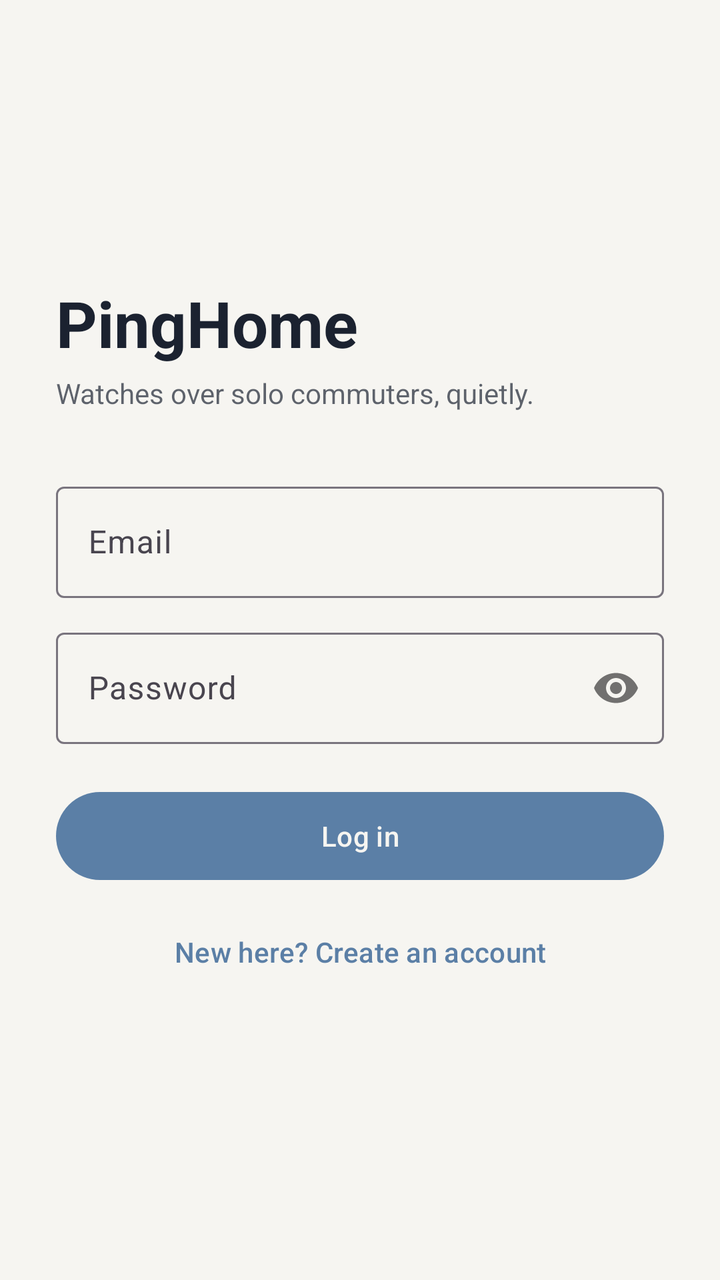
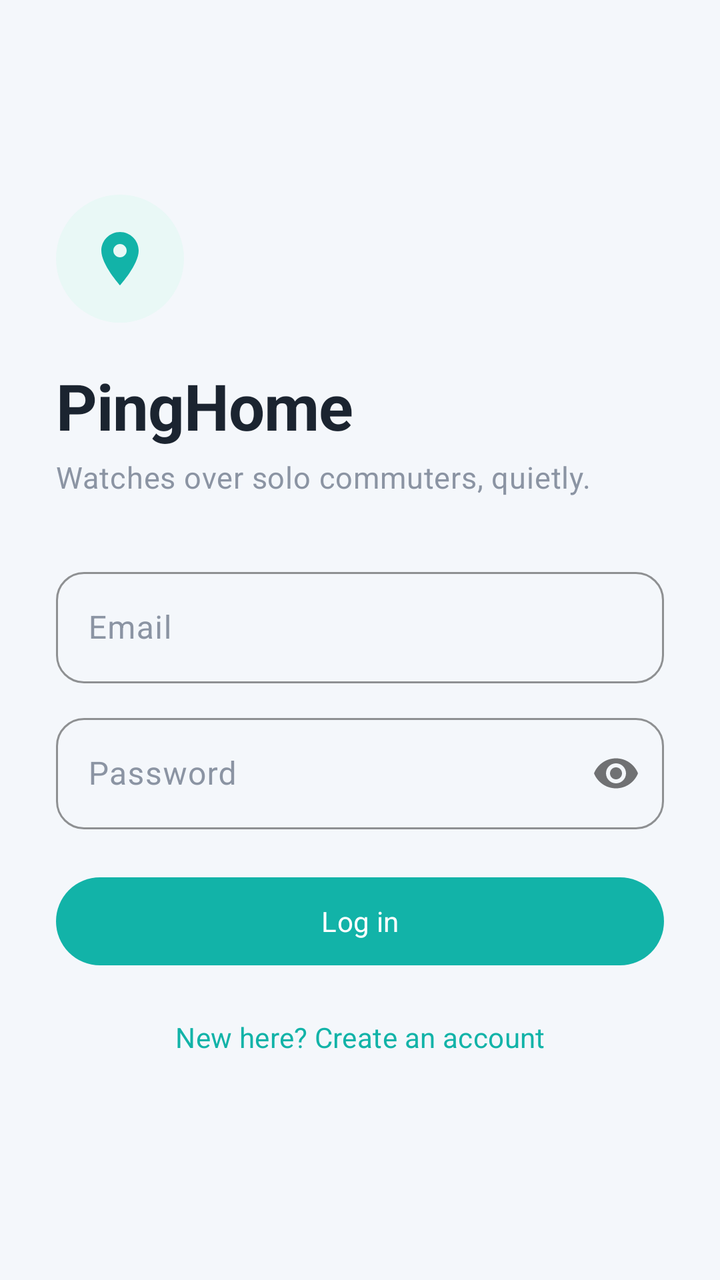

The first picture is an Android layout as it rendered before a commit; the second is the same layout after the commit. The layout source and the unified diff follow.
<!-- AndroidManifest.xml: application theme Theme.PingHome -->
<!-- res/layout/activity_login.xml -->
<?xml version="1.0" encoding="utf-8"?>
<ScrollView xmlns:android="http://schemas.android.com/apk/res/android"
    xmlns:app="http://schemas.android.com/apk/res-auto"
    android:layout_width="match_parent"
    android:layout_height="match_parent"
    android:fillViewport="true">

    <LinearLayout
        android:layout_width="match_parent"
        android:layout_height="wrap_content"
        android:orientation="vertical"
        android:padding="28dp"
        android:gravity="center_vertical"
        android:minHeight="match_parent">

        <TextView
            android:layout_width="wrap_content"
            android:layout_height="wrap_content"
            android:text="@string/app_name"
            android:textSize="32sp"
            android:textStyle="bold"
            android:textColor="?attr/colorOnBackground"
            android:layout_marginBottom="4dp" />

        <TextView
            android:layout_width="wrap_content"
            android:layout_height="wrap_content"
            android:text="Watches over solo commuters, quietly."
            android:textColor="?attr/colorOnBackground"
            android:alpha="0.7"
            android:layout_marginBottom="32dp" />

        <com.google.android.material.textfield.TextInputLayout
            android:layout_width="match_parent"
            android:layout_height="wrap_content"
            android:hint="Email"
            style="@style/Widget.Material3.TextInputLayout.OutlinedBox">
            <com.google.android.material.textfield.TextInputEditText
                android:id="@+id/emailInput"
                android:layout_width="match_parent"
                android:layout_height="wrap_content"
                android:inputType="textEmailAddress" />
        </com.google.android.material.textfield.TextInputLayout>

        <com.google.android.material.textfield.TextInputLayout
            android:layout_width="match_parent"
            android:layout_height="wrap_content"
            android:layout_marginTop="12dp"
            android:hint="Password"
            app:passwordToggleEnabled="true"
            style="@style/Widget.Material3.TextInputLayout.OutlinedBox">
            <com.google.android.material.textfield.TextInputEditText
                android:id="@+id/passwordInput"
                android:layout_width="match_parent"
                android:layout_height="wrap_content"
                android:inputType="textPassword" />
        </com.google.android.material.textfield.TextInputLayout>

        <TextView
            android:id="@+id/errorText"
            android:layout_width="match_parent"
            android:layout_height="wrap_content"
            android:layout_marginTop="8dp"
            android:textColor="@color/sos_red"
            android:visibility="gone" />

        <com.google.android.material.button.MaterialButton
            android:id="@+id/loginButton"
            android:layout_width="match_parent"
            android:layout_height="52dp"
            android:layout_marginTop="20dp"
            android:text="@string/action_login" />

        <ProgressBar
            android:id="@+id/loadingSpinner"
            android:layout_width="wrap_content"
            android:layout_height="wrap_content"
            android:layout_gravity="center"
            android:layout_marginTop="16dp"
            android:visibility="gone" />

        <com.google.android.material.button.MaterialButton
            android:id="@+id/goToRegisterButton"
            style="@style/Widget.Material3.Button.TextButton"
            android:layout_width="match_parent"
            android:layout_height="wrap_content"
            android:layout_marginTop="8dp"
            android:text="New here? Create an account" />

    </LinearLayout>
</ScrollView>
<!-- resources referenced by this layout -->
<resources>
  <color name="sos_red">#C0392B</color>
  <style name="Theme.PingHome" parent="Theme.Material3.Light.NoActionBar">
          <item name="colorPrimary">@color/blue_muted</item>
          <item name="colorPrimaryDark">@color/navy_900</item>
          <item name="colorOnPrimary">@color/off_white</item>
          <item name="colorSecondary">@color/navy_800</item>
          <item name="colorSurface">@color/surface_light</item>
          <item name="android:colorBackground">@color/off_white</item>
          <item name="colorOnBackground">@color/text_primary_light</item>
          <item name="colorOnSurface">@color/text_primary_light</item>
          <item name="colorError">@color/sos_red</item>
          <item name="android:statusBarColor">@color/navy_900</item>
          <item name="android:windowLightStatusBar">false</item>
      </style>
  <color name="blue_muted">#5B7FA6</color>
  <color name="navy_900">#0F1B2D</color>
  <color name="off_white">#F6F5F1</color>
  <color name="navy_800">#16243B</color>
  <color name="surface_light">#FFFFFF</color>
  <color name="text_primary_light">#1B2230</color>
  <!-- unchanged entries left out for length: 2 -->
</resources>

<!-- the commit's change to res/layout/activity_login.xml (unified diff, before → after) -->
@@ -3,6 +3,7 @@
     xmlns:app="http://schemas.android.com/apk/res-auto"
     android:layout_width="match_parent"
     android:layout_height="match_parent"
+    android:background="?attr/android:colorBackground"
     android:fillViewport="true">
 
     <LinearLayout
@@ -10,31 +11,42 @@
         android:layout_height="wrap_content"
         android:orientation="vertical"
         android:padding="28dp"
-        android:gravity="center_vertical"
-        android:minHeight="match_parent">
+        android:gravity="center_vertical">
+
+        <FrameLayout
+            android:layout_width="64dp"
+            android:layout_height="64dp"
+            android:background="@drawable/bg_avatar"
+            android:layout_marginBottom="20dp">
+            <ImageView
+                android:layout_width="32dp"
+                android:layout_height="32dp"
+                android:layout_gravity="center"
+                android:src="@drawable/ic_location"
+                app:tint="?attr/colorPrimary"
+                android:contentDescription="@null" />
+        </FrameLayout>
 
         <TextView
             android:layout_width="wrap_content"
             android:layout_height="wrap_content"
             android:text="@string/app_name"
+            android:textAppearance="@style/TextAppearance.PingHome.Headline"
             android:textSize="32sp"
-            android:textStyle="bold"
-            android:textColor="?attr/colorOnBackground"
             android:layout_marginBottom="4dp" />
 
         <TextView
             android:layout_width="wrap_content"
             android:layout_height="wrap_content"
             android:text="Watches over solo commuters, quietly."
-            android:textColor="?attr/colorOnBackground"
-            android:alpha="0.7"
+            android:textAppearance="@style/TextAppearance.PingHome.BodyMuted"
+            android:textSize="15sp"
             android:layout_marginBottom="32dp" />
 
         <com.google.android.material.textfield.TextInputLayout
             android:layout_width="match_parent"
             android:layout_height="wrap_content"
-            android:hint="Email"
-            style="@style/Widget.Material3.TextInputLayout.OutlinedBox">
+            android:hint="Email">
             <com.google.android.material.textfield.TextInputEditText
                 android:id="@+id/emailInput"
                 android:layout_width="match_parent"
@@ -47,8 +59,7 @@
             android:layout_height="wrap_content"
             android:layout_marginTop="12dp"
             android:hint="Password"
-            app:passwordToggleEnabled="true"
-            style="@style/Widget.Material3.TextInputLayout.OutlinedBox">
+            app:passwordToggleEnabled="true">
             <com.google.android.material.textfield.TextInputEditText
                 android:id="@+id/passwordInput"
                 android:layout_width="match_parent"
@@ -81,7 +92,7 @@
 
         <com.google.android.material.button.MaterialButton
             android:id="@+id/goToRegisterButton"
-            style="@style/Widget.Material3.Button.TextButton"
+            style="@style/Widget.PingHome.Button.Text"
             android:layout_width="match_parent"
             android:layout_height="wrap_content"
             android:layout_marginTop="8dp"
<!-- resource entries referenced after the edit -->
@@ -1,25 +1,124 @@
 <!-- resources referenced by this layout -->
 <resources>
-  <color name="sos_red">#C0392B</color>
+  <color name="sos_red">#D81B3F</color>
+  <!-- drawable bg_avatar (drawable) -->
+  <?xml version="1.0" encoding="utf-8"?>
+  <shape xmlns:android="http://schemas.android.com/apk/res/android" android:shape="oval">
+      <solid android:color="?attr/colorPrimaryContainer" />
+  </shape>
+  <!-- drawable ic_location (drawable) -->
+  <?xml version="1.0" encoding="utf-8"?>
+  <vector xmlns:android="http://schemas.android.com/apk/res/android"
+      android:width="24dp" android:height="24dp"
+      android:viewportWidth="24" android:viewportHeight="24"
+      android:tint="?attr/colorControlNormal">
+      <path android:fillColor="@android:color/white" android:pathData="M12,2C8.13,2 5,5.13 5,9c0,5.25 7,13 7,13s7,-7.75 7,-13c0,-3.87 -3.13,-7 -7,-7zM12,11.5c-1.38,0 -2.5,-1.12 -2.5,-2.5s1.12,-2.5 2.5,-2.5 2.5,1.12 2.5,2.5 -1.12,2.5 -2.5,2.5z" />
+  </vector>
+  <style name="TextAppearance.PingHome.BodyMuted" parent="TextAppearance.Material3.BodyMedium">
+          <item name="android:textSize">13sp</item>
+          <item name="android:textColor">?attr/colorMuted</item>
+      </style>
+  <style name="TextAppearance.PingHome.Headline" parent="TextAppearance.Material3.HeadlineMedium">
+          <item name="android:textSize">26sp</item>
+          <item name="android:fontFamily">sans-serif</item>
+          <item name="android:textStyle">bold</item>
+          <item name="android:letterSpacing">-0.01</item>
+          <item name="android:textColor">?attr/colorOnBackground</item>
+      </style>
+  <style name="Widget.PingHome.Button.Text" parent="Widget.Material3.Button.TextButton">
+          <item name="cornerRadius">28dp</item>
+          <item name="android:textAppearance">@style/TextAppearance.PingHome.Label</item>
+      </style>
   <style name="Theme.PingHome" parent="Theme.Material3.Light.NoActionBar">
-          <item name="colorPrimary">@color/blue_muted</item>
-          <item name="colorPrimaryDark">@color/navy_900</item>
-          <item name="colorOnPrimary">@color/off_white</item>
-          <item name="colorSecondary">@color/navy_800</item>
-          <item name="colorSurface">@color/surface_light</item>
-          <item name="android:colorBackground">@color/off_white</item>
-          <item name="colorOnBackground">@color/text_primary_light</item>
-          <item name="colorOnSurface">@color/text_primary_light</item>
+          <item name="colorPrimary">@color/light_primary</item>
+          <item name="colorPrimaryDark">@color/light_primary_variant</item>
+          <item name="colorOnPrimary">@color/white</item>
+          <item name="colorPrimaryContainer">@color/light_card_alt</item>
+          <item name="colorOnPrimaryContainer">@color/light_primary_variant</item>
+          <item name="colorSecondary">@color/light_secondary</item>
+          <item name="colorOnSecondary">@color/white</item>
+          <item name="colorSurface">@color/light_surface</item>
+          <item name="colorSurfaceVariant">@color/light_card_alt</item>
+          <item name="colorOnSurfaceVariant">@color/light_muted</item>
+          <item name="android:colorBackground">@color/light_background</item>
+          <item name="colorOnBackground">@color/light_on_background</item>
+          <item name="colorOnSurface">@color/light_on_background</item>
+          <item name="colorOutline">@color/light_divider</item>
           <item name="colorError">@color/sos_red</item>
-          <item name="android:statusBarColor">@color/navy_900</item>
-          <item name="android:windowLightStatusBar">false</item>
+          <item name="colorMuted">@color/light_muted</item>
+          <item name="colorCardAlt">@color/light_card_alt</item>
+          <item name="android:statusBarColor">@color/light_background</item>
+          <item name="android:navigationBarColor">@color/light_surface</item>
+          <item name="android:windowLightStatusBar">true</item>
+          <item name="android:windowLightNavigationBar">true</item>
+          <item name="android:fontFamily">sans-serif</item>
+          <item name="materialButtonStyle">@style/Widget.PingHome.Button</item>
+          <item name="materialCardViewStyle">@style/Widget.PingHome.Card</item>
+          <item name="textInputStyle">@style/Widget.PingHome.TextInput</item>
+          <item name="bottomNavigationStyle">@style/Widget.PingHome.BottomNav</item>
+          <item name="floatingActionButtonStyle">@style/Widget.PingHome.Fab</item>
       </style>
-  <color name="blue_muted">#5B7FA6</color>
-  <color name="navy_900">#0F1B2D</color>
-  <color name="off_white">#F6F5F1</color>
-  <color name="navy_800">#16243B</color>
-  <color name="surface_light">#FFFFFF</color>
-  <color name="text_primary_light">#1B2230</color>
+  <style name="TextAppearance.PingHome.Label" parent="TextAppearance.Material3.LabelLarge">
+          <item name="android:textSize">14sp</item>
+          <item name="android:fontFamily">sans-serif-medium</item>
+          <item name="android:letterSpacing">0.01</item>
+      </style>
+  <color name="light_primary">#12B3A8</color>
+  <color name="light_primary_variant">#0E8C84</color>
+  <color name="white">#FFFFFF</color>
+  <color name="light_card_alt">#E9F8F6</color>
+  <color name="light_secondary">#6C5CE7</color>
+  <color name="light_surface">#FFFFFF</color>
+  <color name="light_muted">#8B94A3</color>
+  <color name="light_background">#F4F7FB</color>
+  <color name="light_on_background">#1B2430</color>
+  <color name="light_divider">#E3E8EF</color>
+  <style name="Widget.PingHome.Button" parent="Widget.Material3.Button">
+          <item name="cornerRadius">28dp</item>
+          <item name="android:textAppearance">@style/TextAppearance.PingHome.Label</item>
+          <item name="android:paddingLeft">20dp</item>
+          <item name="android:paddingRight">20dp</item>
+          <item name="android:minHeight">52dp</item>
+      </style>
+  <style name="Widget.PingHome.Card" parent="Widget.Material3.CardView.Filled">
+          <item name="cardCornerRadius">18dp</item>
+          <item name="cardElevation">0dp</item>
+          <item name="cardBackgroundColor">?attr/colorSurface</item>
+          <item name="strokeWidth">0dp</item>
+      </style>
+  <style name="Widget.PingHome.TextInput" parent="Widget.Material3.TextInputLayout.OutlinedBox">
+          <item name="boxCornerRadiusTopStart">14dp</item>
+          <item name="boxCornerRadiusTopEnd">14dp</item>
+          <item name="boxCornerRadiusBottomStart">14dp</item>
+          <item name="boxCornerRadiusBottomEnd">14dp</item>
+          <item name="boxStrokeColor">?attr/colorPrimary</item>
+      </style>
+  <style name="Widget.PingHome.BottomNav" parent="Widget.Material3.BottomNavigationView">
+          <item name="android:background">@drawable/bg_bottom_nav</item>
+          <item name="itemIconTint">@color/bottom_nav_item</item>
+          <item name="itemTextColor">@color/bottom_nav_item</item>
+          <item name="itemActiveIndicatorStyle">@style/Widget.PingHome.BottomNav.Indicator</item>
+          <item name="labelVisibilityMode">labeled</item>
+          <item name="elevation">12dp</item>
+      </style>
+  <style name="Widget.PingHome.Fab" parent="Widget.Material3.FloatingActionButton.Primary">
+          <item name="backgroundTint">?attr/colorPrimary</item>
+          <item name="tint">@color/white</item>
+          <item name="shapeAppearanceOverlay">@style/ShapeAppearance.PingHome.Fab</item>
+      </style>
+  <!-- drawable bg_bottom_nav (drawable) -->
+  <?xml version="1.0" encoding="utf-8"?>
+  <shape xmlns:android="http://schemas.android.com/apk/res/android" android:shape="rectangle">
+      <solid android:color="?attr/colorSurface" />
+      <corners android:topLeftRadius="24dp" android:topRightRadius="24dp" />
+  </shape>
+  <style name="Widget.PingHome.BottomNav.Indicator" parent="Widget.Material3.BottomNavigationView.ActiveIndicator">
+          <item name="android:color">@color/bottom_nav_indicator</item>
+      </style>
+  <style name="ShapeAppearance.PingHome.Fab" parent="">
+          <item name="cornerFamily">rounded</item>
+          <item name="cornerSize">18dp</item>
+      </style>
   <!-- unchanged entries left out for length: 2 -->
 </resources>
 
